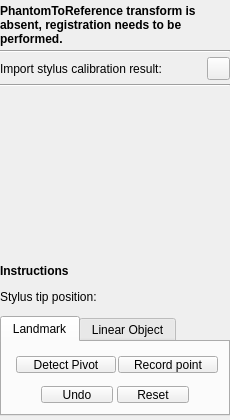
The window that PlusApp/fCal/Toolboxes/PhantomRegistrationToolbox.ui (PlusToolkit/PlusApp) describes before a commit, drawn with Qt 5.
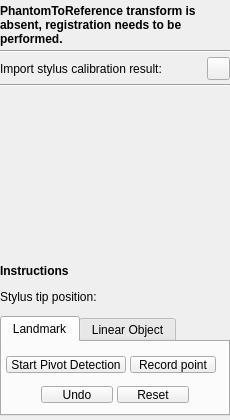
The same window after the commit. Icons and pictures are not drawn. Custom widgets are drawn as their Qt base class.

Commit message: re #886 Button start. when done and start over reset pivots detected

Diff of the .ui file:
```diff
--- a/PlusApp/fCal/Toolboxes/PhantomRegistrationToolbox.ui
+++ b/PlusApp/fCal/Toolboxes/PhantomRegistrationToolbox.ui
@@ -291,9 +291,9 @@
       <widget class="QWidget" name="horizontalLayoutWidget">
        <property name="geometry">
         <rect>
-         <x>10</x>
+         <x>0</x>
          <y>10</y>
-         <width>208</width>
+         <width>218</width>
          <height>25</height>
         </rect>
        </property>
@@ -302,12 +302,12 @@
          <widget class="QPushButton" name="pushButton_StartStop_2">
           <property name="minimumSize">
            <size>
-            <width>100</width>
+            <width>120</width>
             <height>0</height>
            </size>
           </property>
           <property name="text">
-           <string>Detect Pivot</string>
+           <string>Start Pivot Detection</string>
           </property>
          </widget>
         </item>
@@ -321,7 +321,7 @@
           </property>
           <property name="minimumSize">
            <size>
-            <width>100</width>
+            <width>80</width>
             <height>0</height>
            </size>
           </property>
```
The commit also changes 2 other files.
